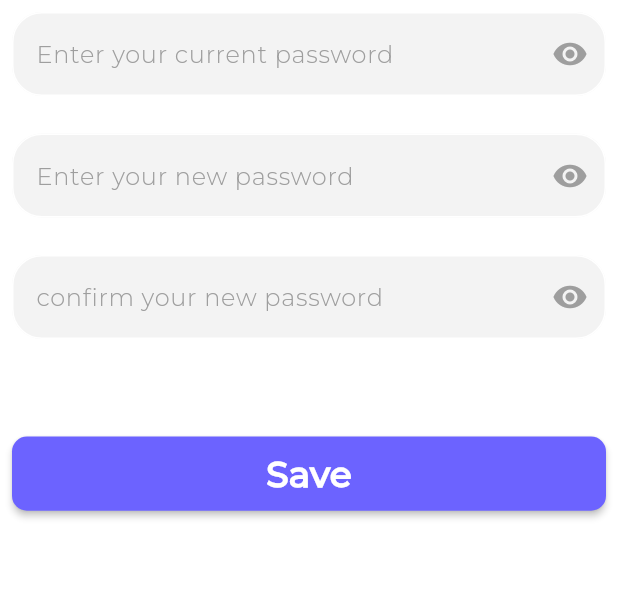
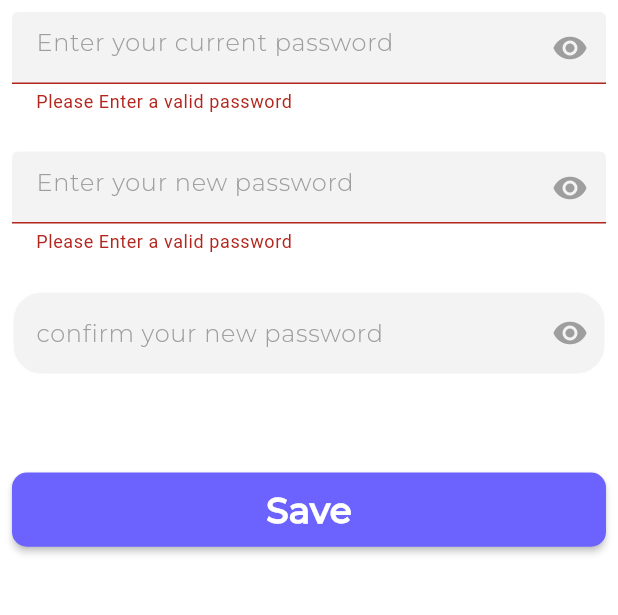
Before and after one commit to abdelstarMo66/art_space_artist, a Flutter app: the ChangePasswordScreen screen opened by its route, after a tap on "Save", on a phone screen of 412 x 824 dp, the part 84-699 px from its top. Run offline on Flutter 3.47's test engine with Material 3 defaults, Android fonts, the light colour scheme and no system bars; our stand-ins replace bloc, carousel_slider, connectivity_plus, dio, flutter_bloc, flutter_local_notifications and 12 more; accounts and stored records are empty; generated files the repository leaves out were written again; project files that could hold a hidden picture were left out.

Commit message:
-- change password done

```diff
--- a/lib/features/profile/presentation/view_model/profile_cubit.dart
+++ b/lib/features/profile/presentation/view_model/profile_cubit.dart
@@ -65,7 +65,7 @@ class ProfileCubit extends Cubit<ProfileState> {
   }
 
   TextEditingController currentPasswordController = TextEditingController();
-  TextEditingController passwordController = TextEditingController();
+  TextEditingController newPasswordController = TextEditingController();
   TextEditingController confirmPasswordController = TextEditingController();
 
   GlobalKey<FormState> formKey = GlobalKey<FormState>();
@@ -75,7 +75,7 @@ class ProfileCubit extends Cubit<ProfileState> {
     final response = await _profileRepo.changePassword(
         changePasswordRequestBody: ChangePasswordRequestBody(
       currentPassword: currentPasswordController.text,
-      password: passwordController.text,
+      password: newPasswordController.text,
       confirmPassword: confirmPasswordController.text,
     ));
     response.when(success: (getProfileResponse) {
--- a/lib/features/profile/presentation/views/change_password/change_password.dart
+++ b/lib/features/profile/presentation/views/change_password/change_password.dart
@@ -5,6 +5,7 @@ import 'package:art_space_artist/core/helpers/validation_helper.dart';
 import 'package:art_space_artist/core/router/app_router_names.dart';
 import 'package:art_space_artist/features/profile/presentation/view_model/profile_cubit.dart';
 import 'package:art_space_artist/features/profile/presentation/view_model/profile_state.dart';
+import 'package:art_space_artist/features/profile/presentation/views/change_password/widgets/change_password_listener.dart';
 import 'package:flutter/material.dart';
 import 'package:flutter_bloc/flutter_bloc.dart';
 import 'package:flutter_svg/flutter_svg.dart';
@@ -32,6 +33,7 @@ class ChangePasswordScreen extends StatelessWidget {
         return Padding(
           padding: const EdgeInsets.all(8.0),
           child: Form(
+            key: context.read<ProfileCubit>().formKey,
             child: Column(
               crossAxisAlignment: CrossAxisAlignment.center,
               children: [
@@ -51,7 +53,7 @@ class ChangePasswordScreen extends StatelessWidget {
                 ),
                 DefaultTextField(
                   controller:
-                      context.read<ProfileCubit>().currentPasswordController,
+                      context.read<ProfileCubit>().newPasswordController,
                   hintText: 'Enter your new password',
                   validator: (value) => newPasswordValidation(value),
                   keyboardType: TextInputType.name,
@@ -65,7 +67,7 @@ class ChangePasswordScreen extends StatelessWidget {
                 ),
                 DefaultTextField(
                   controller:
-                      context.read<ProfileCubit>().currentPasswordController,
+                      context.read<ProfileCubit>().confirmPasswordController,
                   hintText: 'confirm your new password',
                   validator: (value) => confirmPasswordValidation(
                     value,
@@ -85,7 +87,7 @@ class ChangePasswordScreen extends StatelessWidget {
                     onPressed: () {
                       validateThenChangePassword(context);
                     }),
-
+                const ChangePasswordListener(),
               ],
             ),
           ),
@@ -107,7 +109,7 @@ class ChangePasswordScreen extends StatelessWidget {
       return "Please Enter a valid password";
     } else if (password.length < 8) {
       return "password too short, minimum 8 characters";
-    } else if (!ExtString.isValidPassword(password)) {
+    } else if (ExtString.isValidPassword(password)) {
       return "Please Enter a strong password";
     } else {
       return null;
```
